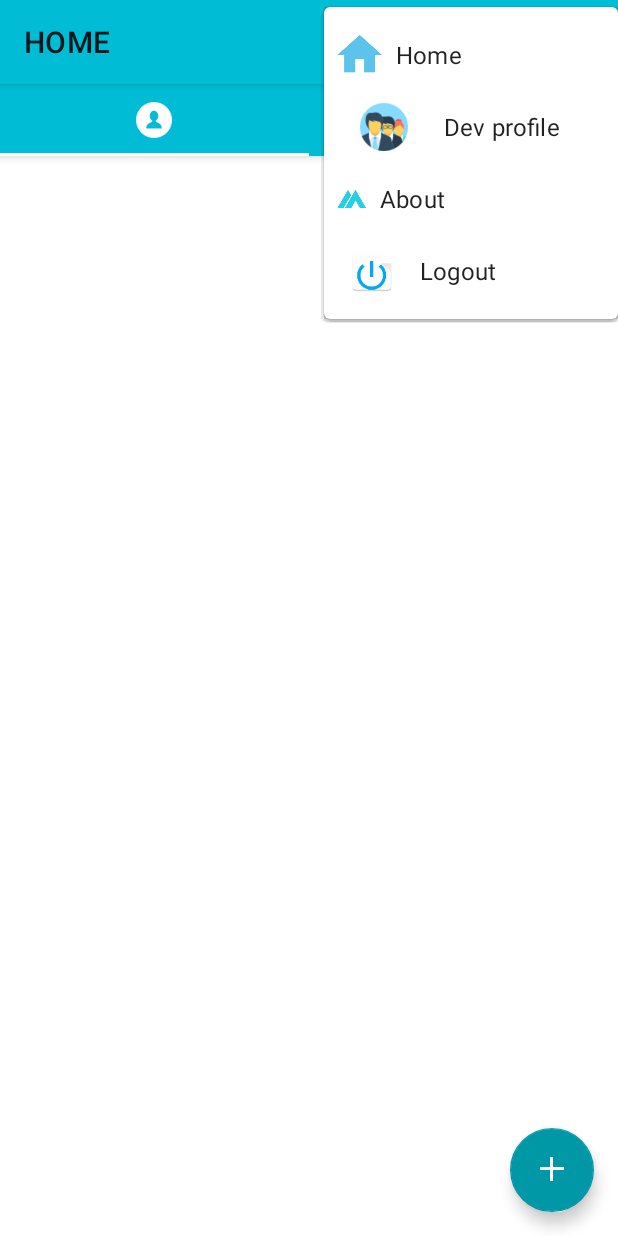
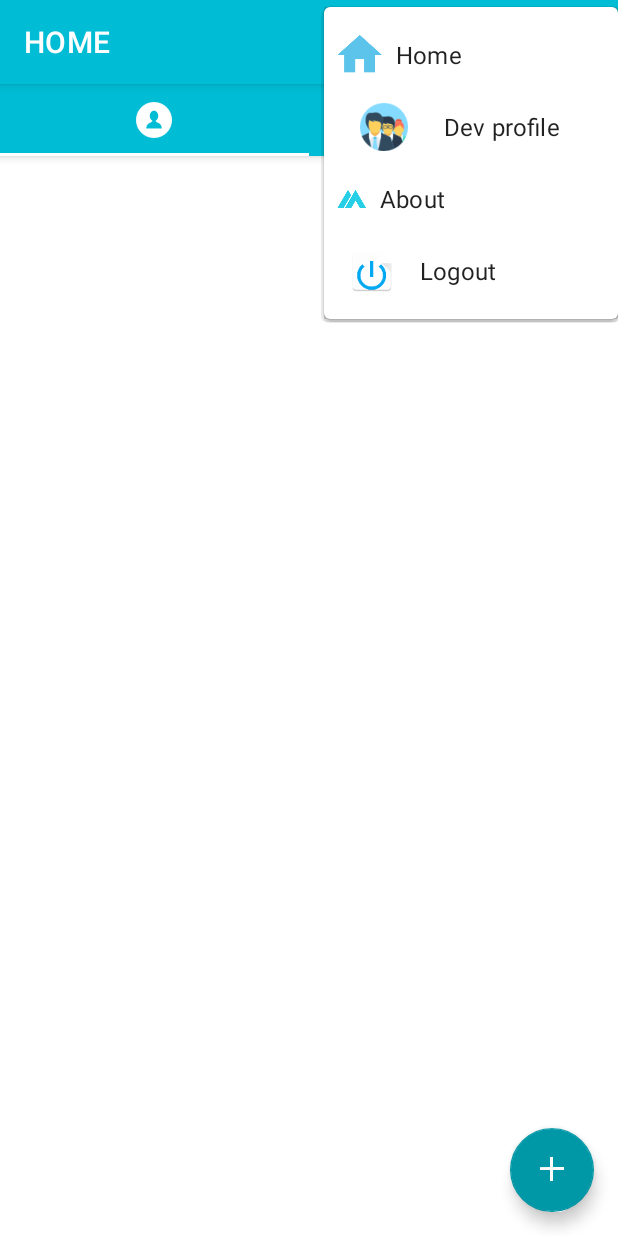
Before and after one commit to logtoabhikr/ABHIKR, an Android app: the SampleActivity screen opened directly, with no data from a screen before it, after a tap on "ABHIKR", on a phone screen of 412 x 824 dp. Run offline under Robolectric (Android 15) with nearby library versions, the phone set to English and light mode, and no system bars; our stand-ins replace AdMob, CircleImageView, Firebase (no records; nobody signed in at launch, a user with empty details on screens opened directly); libraries missing offline, so code that uses them is left out: com.yarolegovich.lovelydialog, com.yarolegovich.slidingrootnav; 13 statements that could not run were skipped.

Commit message:
Abhikr - A different Ui/Ux with Chat app using firebase. Lead Developer - Abhishek Kumar.

```diff
--- a/app/build.gradle
+++ b/app/build.gradle
@@ -61,6 +61,7 @@ dependencies {
     implementation 'androidx.percentlayout:percentlayout:1.0.0'
     implementation 'com.android.volley:volley:1.1.1'
     implementation 'com.github.d-max:spots-dialog:1.1@aar'
+    implementation 'com.google.firebase:firebase-analytics:17.2.0'
     implementation 'com.google.firebase:firebase-core:17.2.0'
     implementation 'com.google.firebase:firebase-auth:19.1.0'
     implementation 'com.google.firebase:firebase-database:19.1.0'
--- a/app/src/main/java/com/abhikr/abhikr/BaseActivity.java
+++ b/app/src/main/java/com/abhikr/abhikr/BaseActivity.java
@@ -1,6 +1,6 @@
 package com.abhikr.abhikr;
 
-/**
+/*
  * Created by ak on 08/19/17.
  */
 
--- a/app/src/main/java/com/abhikr/abhikr/SampleActivity.java
+++ b/app/src/main/java/com/abhikr/abhikr/SampleActivity.java
@@ -24,6 +24,7 @@ import com.abhikr.abhikr.ui.GroupFragment;
 import com.abhikr.abhikr.ui.LoginActivity;
 import com.abhikr.abhikr.ui.UserProfileFragment;
 import com.google.android.gms.ads.MobileAds;
+import com.google.android.material.appbar.MaterialToolbar;
 import com.google.android.material.dialog.MaterialAlertDialogBuilder;
 import com.google.firebase.analytics.FirebaseAnalytics;
 import com.google.firebase.auth.FirebaseAuth;
@@ -37,6 +38,7 @@ import androidx.annotation.ColorRes;
 import androidx.annotation.NonNull;
 import androidx.annotation.Nullable;
 import androidx.appcompat.app.AppCompatActivity;
+import androidx.appcompat.app.AppCompatDelegate;
 import androidx.appcompat.widget.Toolbar;
 import androidx.core.content.ContextCompat;
 import androidx.fragment.app.FragmentManager;
@@ -71,8 +73,10 @@ public class SampleActivity extends AppCompatActivity implements DrawerAdapter.O
     @Override
     protected void onCreate(@Nullable Bundle savedInstanceState) {
         super.onCreate(savedInstanceState);
+        AppCompatDelegate.setDefaultNightMode(AppCompatDelegate.MODE_NIGHT_AUTO_TIME); //For night mode theme
+        //AppCompatDelegate.setDefaultNightMode(AppCompatDelegate.MODE_NIGHT_YES); //For day mode theme
         setContentView(R.layout.activity_sample);
-       final Toolbar toolbar = findViewById(R.id.toolbar);
+       final MaterialToolbar toolbar = findViewById(R.id.toolbar_sample);
         setSupportActionBar(toolbar);
         if(getSupportActionBar() != null) {
             //getSupportActionBar().setTitle(R.string.app_name);
--- a/app/src/main/java/com/abhikr/abhikr/SignIn.java
+++ b/app/src/main/java/com/abhikr/abhikr/SignIn.java
@@ -54,7 +54,7 @@ public class SignIn extends AppCompatActivity implements View.OnClickListener,Go
 
     //progress dialog
     private ProgressDialog progressDialog;
-    BaseActivity ba;
+    //BaseActivity ba;
     AlertDialog spotsdialog;
 
 
--- a/app/src/main/res/layout/activity_sample.xml
+++ b/app/src/main/res/layout/activity_sample.xml
@@ -11,15 +11,15 @@
         android:layout_width="match_parent"
         android:layout_height="wrap_content"
         android:background="?android:attr/colorPrimary"
-        android:theme="@style/ThemeOverlay.AppCompat.Light"
+        android:theme="@style/AppTheme.AppBarOverlay"
         android:elevation="0dp">
 
-        <androidx.appcompat.widget.Toolbar
-            android:id="@+id/toolbar"
+        <com.google.android.material.appbar.MaterialToolbar
+            android:id="@+id/toolbar_sample"
             android:layout_width="match_parent"
             android:layout_height="wrap_content"
             android:background="@color/colorPrimary"
-            app:popupTheme="@style/ThemeOverlay.AppCompat.Light"/>
+            app:popupTheme="@style/AppTheme.PopupOverlay"/>
     </com.google.android.material.appbar.AppBarLayout>
 
     <FrameLayout
--- a/build.gradle
+++ b/build.gradle
@@ -9,9 +9,9 @@ buildscript {
         }
     }
     dependencies {
-        classpath 'com.android.tools.build:gradle:3.4.0'
-        classpath 'com.google.gms:google-services:4.2.0'
-        classpath 'io.fabric.tools:gradle:1.25.4'
+        classpath 'com.android.tools.build:gradle:3.5.0'
+        classpath 'com.google.gms:google-services:4.3.2'
+        classpath 'io.fabric.tools:gradle:1.30.0'
         // NOTE: Do not place your application dependencies here; they belong
         // in the individual module build.gradle files
     }
--- a/gradle.properties
+++ b/gradle.properties
@@ -13,7 +13,7 @@ org.gradle.daemon=true
 android.enableJetifier=true
 android.useAndroidX=true
 #org.gradle.jvmargs=-Xmx1536m
-org.gradle.jvmargs=-Xmx2048m -XX:MaxPermSize=512m -XX:+HeapDumpOnOutOfMemoryError -Dfile.encoding=UTF-8
+org.gradle.jvmargs=-Xmx1536m -XX:MaxPermSize=2048m -XX:+HeapDumpOnOutOfMemoryError -Dfile.encoding=UTF-8
 android.enableR8 = true
 #org.gradle.jvmargs=-XX\:MaxHeapSize\=512m -Xmx512m
 # When configured, Gradle will run in incubating parallel mode.
```
Also changed, not shown: gradle/wrapper/gradle-wrapper.properties, 6 other files.
